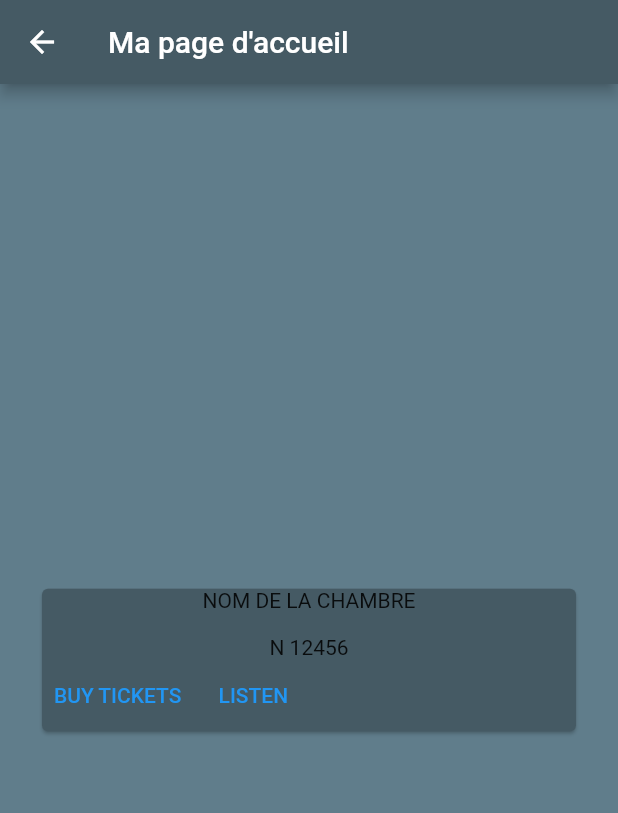
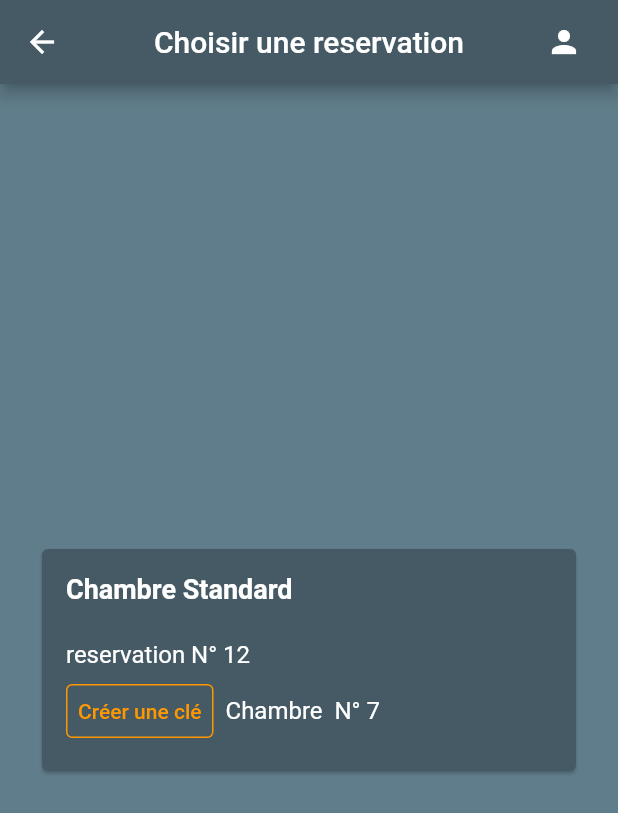
Before and after one commit to Parrots-in-the-Alps/flutter_app, a Flutter app: the PickRoomScreen screen opened directly, on a phone screen of 412 x 824 dp. Shown: the top 813 px of the screen. Run offline on Flutter 3.47's test engine with Material 2 defaults, Android fonts, the phone set to English and light mode, and no system bars.

Commit message:
modif room cards

```diff
--- a/lib/write_nfc/_screens/pick_room_screen.dart
+++ b/lib/write_nfc/_screens/pick_room_screen.dart
@@ -1,4 +1,5 @@
 import 'package:flutter/material.dart';
+import 'package:vulcan_mobile_app/utils/app_bar.dart';
 import 'package:vulcan_mobile_app/write_nfc/components/room_card.dart';
 
 class PickRoomScreen extends StatelessWidget {
@@ -7,10 +8,7 @@ class PickRoomScreen extends StatelessWidget {
   @override
   Widget build(BuildContext context) {
     return Scaffold(
-      appBar: AppBar(
-        backgroundColor: const Color(0xFF455A64),
-        title: const Text('Ma page d\'accueil'),
-      ),
+      appBar: const VulcanAppBar(title: 'Choisir une reservation'),
       body: Container(
         color: const Color(0xFF607D8B),
         child: Expanded(
--- a/lib/write_nfc/components/room_card.dart
+++ b/lib/write_nfc/components/room_card.dart
@@ -6,28 +6,57 @@ class RoomCard extends StatelessWidget {
   @override
   Widget build(BuildContext context) {
     return Card(
-        color: const Color(0xFF455A64),
+      color: const Color(0xFF455A64),
+      child: Padding(
+        padding: const EdgeInsets.all(16.0),
         child: Column(
-          mainAxisSize: MainAxisSize.min,
-          children: <Widget>[
-            const Text("NOM DE LA CHAMBRE"),
-            const SizedBox(height: 15),
-            const Text("N 12456"),
+          crossAxisAlignment: CrossAxisAlignment.start,
+          children: [
+            const Text(
+              'Chambre Standard',
+              style: TextStyle(
+                fontSize: 18,
+                fontWeight: FontWeight.bold,
+                color: Colors.white,
+              ),
+            ),
+            const SizedBox(height: 24),
+            const Text(
+              'reservation N° 12',
+              style: TextStyle(
+                fontSize: 16,
+                color: Colors.white,
+              ),
+            ),
+            const SizedBox(height: 4),
             Row(
-              mainAxisAlignment: MainAxisAlignment.start,
               children: [
                 TextButton(
-                  child: const Text('BUY TICKETS'),
-                  onPressed: () {/* ... */},
+                  style: TextButton.styleFrom(
+                    backgroundColor: const Color(0xFF455A64),
+                    side: const BorderSide(color: Color(0xFFFF9800)),
+                  ),
+                  onPressed: () {},
+                  child: const Text(
+                    'Créer une clé',
+                    style: TextStyle(
+                      color: Color(0xFFFF9800),
+                    ),
+                  ),
                 ),
                 const SizedBox(width: 8),
-                TextButton(
-                  child: const Text('LISTEN'),
-                  onPressed: () {/* ... */},
+                const Text(
+                  'Chambre  N° 7',
+                  style: TextStyle(
+                    fontSize: 16,
+                    color: Colors.white,
+                  ),
                 ),
               ],
-            )
+            ),
           ],
-        ));
+        ),
+      ),
+    );
   }
 }
```
